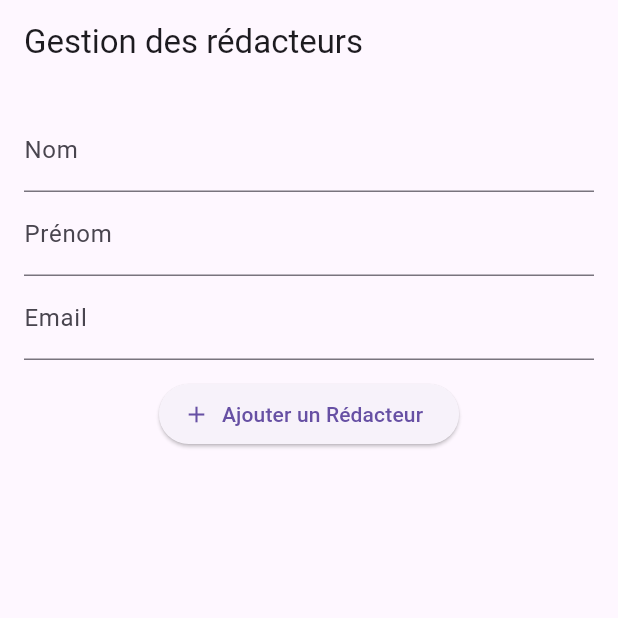
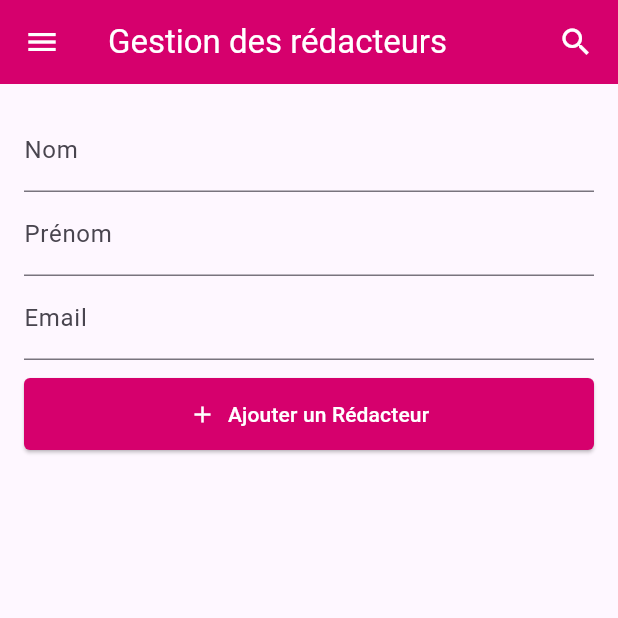
Before and after one commit to Sonieva08/magazine_infos_redacteurs, a Flutter app: the screen it shows after launch, after a tap on "Ajouter un Rédacteur", on a phone screen of 412 x 824 dp, the top half of it. Run offline on Flutter 3.47's test engine with Material 3 defaults, Android fonts, the phone set to English and light mode, and no system bars; our stand-ins replace sqflite; accounts and stored records are empty.

Commit message:
Activité 5 - Gestion des rédacteurs avec SqfLite

```diff
--- a/lib/views/redacteur_interface.dart
+++ b/lib/views/redacteur_interface.dart
@@ -14,10 +14,9 @@ class _RedacteurInterfaceState extends State<RedacteurInterface> {
   final TextEditingController _nomController = TextEditingController();
   final TextEditingController _prenomController = TextEditingController();
   final TextEditingController _emailController = TextEditingController();
-  // TODO 1 : 3 TextEditingController (nom, prenom, email)
 
-  // TODO 2 : List<Redacteur> _redacteurs (vide au départ)
   List<Redacteur> _redacteurs = [];
+
   @override
   void initState() {
     super.initState();
@@ -30,10 +29,14 @@ Future<void> _chargerRedacteurs() async {
       _redacteurs = liste;
     });
   }
+
   Future<void> _modifierRedacteur(Redacteur redacteur) async {
-  final TextEditingController nomCtrl = TextEditingController(text: redacteur.nom);
-  final TextEditingController prenomCtrl = TextEditingController(text: redacteur.prenom);
-  final TextEditingController emailCtrl = TextEditingController(text: redacteur.email);
+    final TextEditingController nomCtrl =
+        TextEditingController(text: redacteur.nom);
+    final TextEditingController prenomCtrl =
+        TextEditingController(text: redacteur.prenom);
+    final TextEditingController emailCtrl =
+        TextEditingController(text: redacteur.email);
 
     await showDialog(
       context: context,
@@ -49,7 +52,8 @@ Future<void> _modifierRedacteur(Redacteur redacteur) async {
               ),
               TextField(
                 controller: prenomCtrl,
-              decoration: const InputDecoration(labelText: 'Nouveau Prénom'),
+                decoration:
+                    const InputDecoration(labelText: 'Nouveau Prénom'),
               ),
               TextField(
                 controller: emailCtrl,
@@ -85,13 +89,14 @@ Future<void> _modifierRedacteur(Redacteur redacteur) async {
       },
     );
   }
+
   Future<void> _ajouterRedacteur() async {
     final String nom = _nomController.text.trim();
     final String prenom = _prenomController.text.trim();
     final String email = _emailController.text.trim();
 
     if (nom.isEmpty || prenom.isEmpty || email.isEmpty) {
-    return; // TODO : afficher un message d'erreur (on verra le SnackBar après)
+      return; // TODO : afficher un message d'erreur (SnackBar)
     }
 
     final nouveauRedacteur = Redacteur.sansId(
@@ -108,6 +113,7 @@ Future<void> _ajouterRedacteur() async {
 
     await _chargerRedacteurs();
   }
+
   Future<void> _confirmerSuppression(Redacteur redacteur) async {
     await showDialog(
       context: context,
@@ -138,15 +144,27 @@ Future<void> _confirmerSuppression(Redacteur redacteur) async {
       },
     );
   }
+
   @override
   Widget build(BuildContext context) {
+    // Couleur magenta/rose utilisée dans la maquette du sujet.
+    const Color couleurPrincipale = Color(0xFFD6006D);
+
     return Scaffold(
-      appBar: AppBar(title: const Text('Gestion des rédacteurs')),
+      appBar: AppBar(
+        backgroundColor: couleurPrincipale,
+        foregroundColor: Colors.white,
+        leading: const Icon(Icons.menu),
+        title: const Text('Gestion des rédacteurs'),
+        actions: const [
+          Icon(Icons.search),
+          SizedBox(width: 16),
+        ],
+      ),
       body: Padding(
         padding: const EdgeInsets.all(16.0),
         child: Column(
           children: [
-            // TODO 3 : 3 TextField reliés aux contrôleurs
             TextField(
               controller: _nomController,
               decoration: const InputDecoration(labelText: 'Nom'),
@@ -159,14 +177,23 @@ Future<void> _confirmerSuppression(Redacteur redacteur) async {
               controller: _emailController,
               decoration: const InputDecoration(labelText: 'Email'),
             ),
-            // TODO 4 : ElevatedButton "Ajouter un Rédacteur"
             const SizedBox(height: 12),
-              ElevatedButton.icon(
-                icon: const Icon(Icons.add),
+            SizedBox(
+              width: double.infinity,
+              child: ElevatedButton.icon(
+                onPressed: _ajouterRedacteur,
+                icon: const Icon(Icons.add, color: Colors.white),
                 label: const Text('Ajouter un Rédacteur'),
-                onPressed: _ajouterRedacteur,
+                style: ElevatedButton.styleFrom(
+                  backgroundColor: couleurPrincipale,
+                  foregroundColor: Colors.white,
+                  padding: const EdgeInsets.symmetric(vertical: 14),
+                  shape: RoundedRectangleBorder(
+                    borderRadius: BorderRadius.circular(4),
                   ),
-            // TODO 5 : Expanded + ListView.builder affichant _redacteurs
+                ),
+              ),
+            ),
             const SizedBox(height: 16),
             Expanded(
               child: ListView.builder(
@@ -182,7 +209,9 @@ Expanded(
                         children: [
                           IconButton(
                             icon: const Icon(Icons.delete_outline),
-onPressed: () => _confirmerSuppression(redacteur),              ),
+                            onPressed: () =>
+                                _confirmerSuppression(redacteur),
+                          ),
                           IconButton(
                             icon: const Icon(Icons.edit_outlined),
                             onPressed: () => _modifierRedacteur(redacteur),
```
Also changed, not shown: pubspec.lock, 1 other file. Lines whose indentation alone changed are shown as unchanged.
